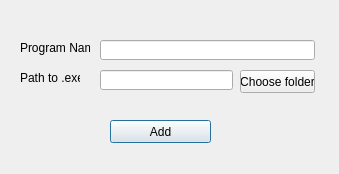
Qt form addtostartupwindow.ui (melden19/autorun-controller) before a commit.
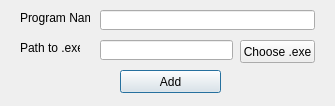
The same form after that commit.

```diff
--- a/addtostartupwindow.ui
+++ b/addtostartupwindow.ui
@@ -6,8 +6,8 @@
    <rect>
     <x>0</x>
     <y>0</y>
-    <width>339</width>
-    <height>174</height>
+    <width>335</width>
+    <height>106</height>
    </rect>
   </property>
   <property name="windowTitle">
@@ -17,7 +17,7 @@
    <property name="geometry">
     <rect>
      <x>20</x>
-     <y>40</y>
+     <y>10</y>
      <width>70</width>
      <height>16</height>
     </rect>
@@ -30,7 +30,7 @@
    <property name="geometry">
     <rect>
      <x>20</x>
-     <y>70</y>
+     <y>40</y>
      <width>60</width>
      <height>16</height>
     </rect>
@@ -42,8 +42,8 @@
   <widget class="QPushButton" name="pushButton">
    <property name="geometry">
     <rect>
-     <x>110</x>
-     <y>120</y>
+     <x>120</x>
+     <y>70</y>
      <width>101</width>
      <height>23</height>
     </rect>
@@ -56,7 +56,7 @@
    <property name="geometry">
     <rect>
      <x>100</x>
-     <y>40</y>
+     <y>10</y>
      <width>215</width>
      <height>20</height>
     </rect>
@@ -69,7 +69,7 @@
    <property name="geometry">
     <rect>
      <x>100</x>
-     <y>70</y>
+     <y>40</y>
      <width>133</width>
      <height>20</height>
     </rect>
@@ -79,13 +79,13 @@
    <property name="geometry">
     <rect>
      <x>240</x>
-     <y>70</y>
+     <y>40</y>
      <width>75</width>
      <height>23</height>
     </rect>
    </property>
    <property name="text">
-    <string>Choose folder</string>
+    <string>Choose .exe</string>
    </property>
   </widget>
  </widget>
```
